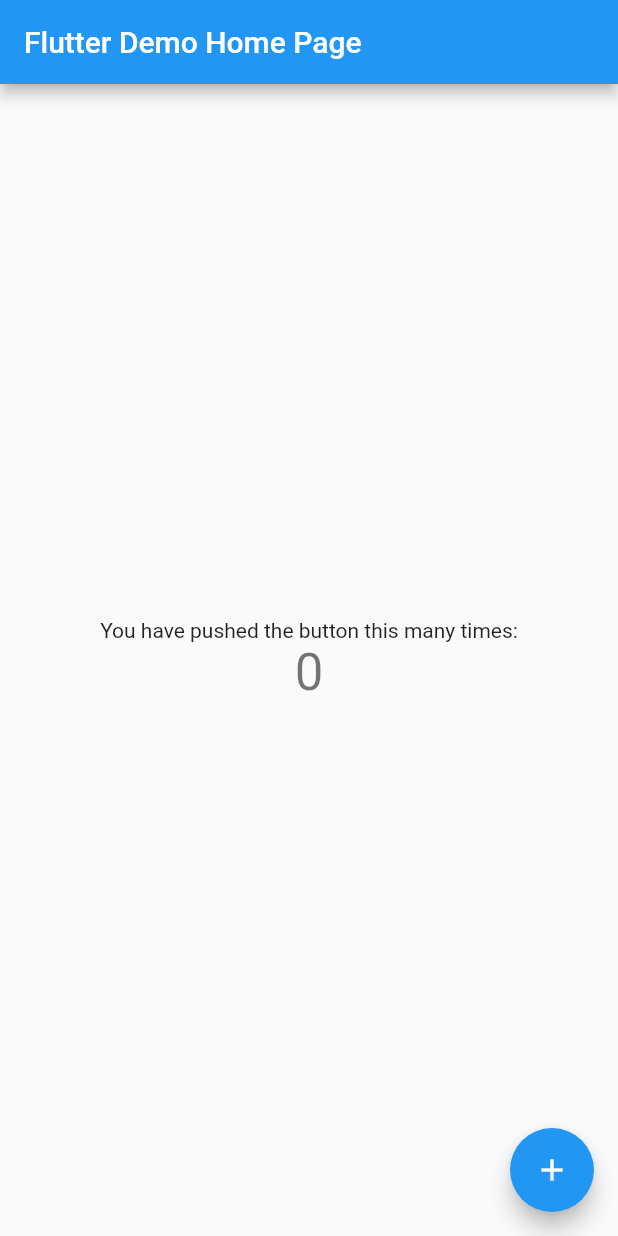
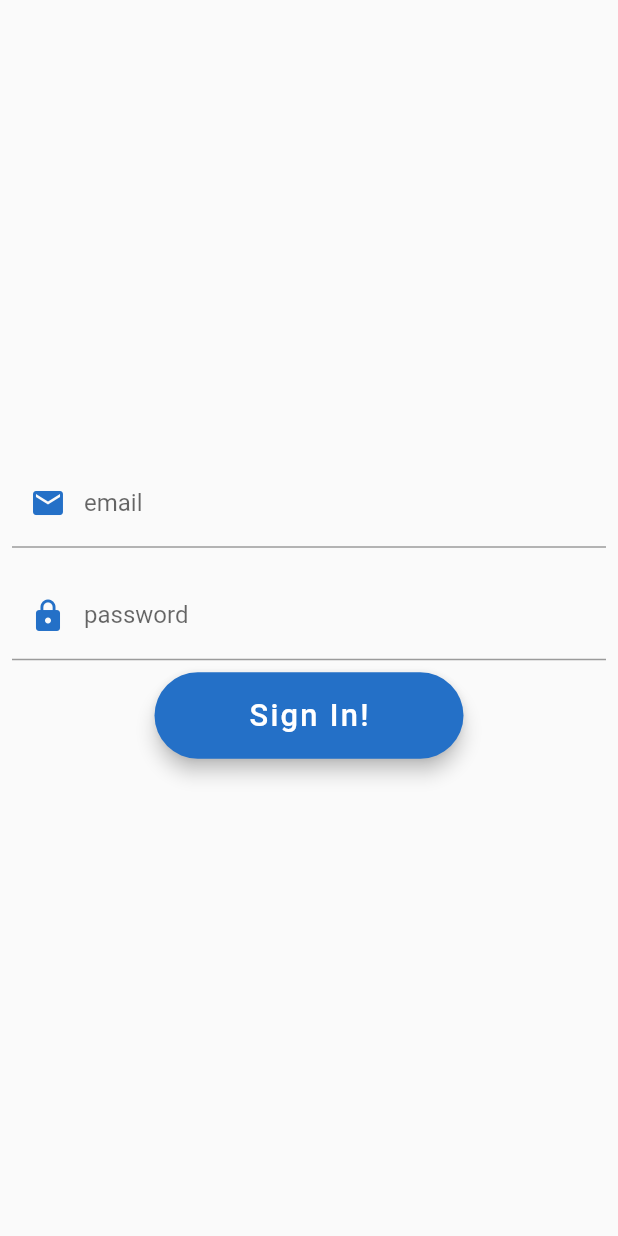
Before and after one commit to Thomas-S-J/QrControl, a Flutter app: the screen it shows after launch, on a phone screen of 412 x 824 dp. Run offline on Flutter 3.47's test engine with Material 2 defaults, Android fonts, the phone set to English and light mode, and no system bars; our stand-ins replace cloud_firestore, firebase_auth, firebase_core, flutter_spinkit; accounts and stored records are empty.

Commit message:
integrated firebase and email authentication

```diff
--- a/qr_control/lib/main.dart
+++ b/qr_control/lib/main.dart
@@ -1,117 +1,57 @@
 import 'package:flutter/material.dart';
 
+// Import the firebase_core plugin
+import 'package:firebase_core/firebase_core.dart';
+import 'package:qr_control/screens/signup_email.dart';
+import 'package:qr_control/widgets/loading.dart';
+
 void main() {
-  runApp(MyApp());
+  WidgetsFlutterBinding.ensureInitialized();
+  runApp(App());
 }
 
-class MyApp extends StatelessWidget {
-  // This widget is the root of your application.
+/// We are using a StatefulWidget such that we only create the [Future] once,
+/// no matter how many times our widget rebuild.
+/// If we used a [StatelessWidget], in the event where [App] is rebuilt, that
+/// would re-initialize FlutterFire and make our application re-enter loading state,
+/// which is undesired.
+class App extends StatefulWidget {
+  // Create the initialization Future outside of `build`:
+  @override
+  _AppState createState() => _AppState();
+}
+
+class _AppState extends State<App> {
+  /// The future is part of the state of our widget. We should not call `initializeApp`
+  /// directly inside [build].
+  final Future<FirebaseApp> _initialization = Firebase.initializeApp();
+
   @override
   Widget build(BuildContext context) {
-    return MaterialApp(
-      title: 'Flutter Demo',
-      theme: ThemeData(
-        // This is the theme of your application.
-        //
-        // Try running your application with "flutter run". You'll see the
-        // application has a blue toolbar. Then, without quitting the app, try
-        // changing the primarySwatch below to Colors.green and then invoke
-        // "hot reload" (press "r" in the console where you ran "flutter run",
-        // or simply save your changes to "hot reload" in a Flutter IDE).
-        // Notice that the counter didn't reset back to zero; the application
-        // is not restarted.
-        primarySwatch: Colors.blue,
-        // This makes the visual density adapt to the platform that you run
-        // the app on. For desktop platforms, the controls will be smaller and
-        // closer together (more dense) than on mobile platforms.
-        visualDensity: VisualDensity.adaptivePlatformDensity,
-      ),
-      home: MyHomePage(title: 'Flutter Demo Home Page'),
+    return FutureBuilder(
+      // Initialize FlutterFire:
+      future: _initialization,
+      builder: (context, snapshot) {
+        // Check for errors
+        if (snapshot.hasError) {
+          print("main-error");
+          return MaterialApp(
+            home: Scaffold(body: Loading()),
+          );
+        }
+
+        // Once complete, show your application
+        if (snapshot.connectionState == ConnectionState.done) {
+          return MaterialApp(
+            home: Scaffold(body: SignupWithEmail()),
+          );
+        }
+
+        // Otherwise, show something whilst waiting for initialization to complete
+        return MaterialApp(
+          home: Scaffold(body: Loading()),
+        );
+      },
     );
   }
 }
-
-class MyHomePage extends StatefulWidget {
-  MyHomePage({Key key, this.title}) : super(key: key);
-
-  // This widget is the home page of your application. It is stateful, meaning
-  // that it has a State object (defined below) that contains fields that affect
-  // how it looks.
-
-  // This class is the configuration for the state. It holds the values (in this
-  // case the title) provided by the parent (in this case the App widget) and
-  // used by the build method of the State. Fields in a Widget subclass are
-  // always marked "final".
-
-  final String title;
-
-  @override
-  _MyHomePageState createState() => _MyHomePageState();
-}
-
-class _MyHomePageState extends State<MyHomePage> {
-  int _counter = 0;
-
-  void _incrementCounter() {
-    setState(() {
-      // This call to setState tells the Flutter framework that something has
-      // changed in this State, which causes it to rerun the build method below
-      // so that the display can reflect the updated values. If we changed
-      // _counter without calling setState(), then the build method would not be
-      // called again, and so nothing would appear to happen.
-      _counter++;
-    });
-  }
-
-  @override
-  Widget build(BuildContext context) {
-    // This method is rerun every time setState is called, for instance as done
-    // by the _incrementCounter method above.
-    //
-    // The Flutter framework has been optimized to make rerunning build methods
-    // fast, so that you can just rebuild anything that needs updating rather
-    // than having to individually change instances of widgets.
-    return Scaffold(
-      appBar: AppBar(
-        // Here we take the value from the MyHomePage object that was created by
-        // the App.build method, and use it to set our appbar title.
-        title: Text(widget.title),
-      ),
-      body: Center(
-        // Center is a layout widget. It takes a single child and positions it
-        // in the middle of the parent.
-        child: Column(
-          // Column is also a layout widget. It takes a list of children and
-          // arranges them vertically. By default, it sizes itself to fit its
-          // children horizontally, and tries to be as tall as its parent.
-          //
-          // Invoke "debug painting" (press "p" in the console, choose the
-          // "Toggle Debug Paint" action from the Flutter Inspector in Android
-          // Studio, or the "Toggle Debug Paint" command in Visual Studio Code)
-          // to see the wireframe for each widget.
-          //
-          // Column has various properties to control how it sizes itself and
-          // how it positions its children. Here we use mainAxisAlignment to
-          // center the children vertically; the main axis here is the vertical
-          // axis because Columns are vertical (the cross axis would be
-          // horizontal).
-          mainAxisAlignment: MainAxisAlignment.center,
-          children: <Widget>[
-            Text(
-              'You have pushed the button this many times:',
-            ),
-            Text(
-              '$_counter',
-              style: Theme.of(context).textTheme.headline4,
-            ),
-          ],
-        ),
-      ),
-      floatingActionButton: FloatingActionButton(
-        onPressed: _incrementCounter,
-        tooltip: 'Increment',
-        child: Icon(Icons.add),
-      ), // This trailing comma makes auto-formatting nicer for build methods.
-    );
-  }
-}
--- /dev/null
+++ b/qr_control/lib/models/user.dart
@@ -0,0 +1,5 @@
+class ActiveUser {
+  final String email;
+  final String phNum;
+  ActiveUser(this.email, this.phNum);
+}
--- /dev/null
+++ b/qr_control/lib/screens/signup_email.dart
@@ -0,0 +1,73 @@
+import 'package:flutter/material.dart';
+import 'package:qr_control/services/auth.dart';
+
+class SignupWithEmail extends StatelessWidget {
+  final _eController = TextEditingController();
+  final _pController = TextEditingController();
+  @override
+  Widget build(BuildContext context) {
+    return Column(
+      mainAxisAlignment: MainAxisAlignment.center,
+      children: [
+        Padding(
+          padding: EdgeInsets.all(8),
+          child: TextFormField(
+            keyboardType: TextInputType.emailAddress,
+            controller: _eController,
+            decoration: InputDecoration(
+                prefixIcon: Icon(
+                  Icons.email,
+                  color: Color(0xff2470c7),
+                ),
+                labelText: 'email'),
+          ),
+        ),
+        Padding(
+          padding: EdgeInsets.all(8),
+          child: TextFormField(
+            keyboardType: TextInputType.text,
+            obscureText: true,
+            controller: _pController,
+            decoration: InputDecoration(
+                prefixIcon: Icon(
+                  Icons.lock,
+                  color: Color(0xff2470c7),
+                ),
+                labelText: 'password'),
+          ),
+        ),
+        Row(
+          mainAxisAlignment: MainAxisAlignment.center,
+          children: <Widget>[
+            Container(
+              height: 1.4 * (MediaQuery.of(context).size.height / 20),
+              width: 5 * (MediaQuery.of(context).size.width / 10),
+              margin: EdgeInsets.only(bottom: 20),
+              child: RaisedButton(
+                elevation: 5.0,
+                color: Color(0xff2470c7),
+                shape: RoundedRectangleBorder(
+                  borderRadius: BorderRadius.circular(30.0),
+                ),
+                onPressed: () {
+                  AuthService()
+                      .signInWithEmailandPassword(
+                          _eController.text.trim(), _pController.text.trim())
+                      .then((value) => print(value));
+                },
+                child: Text(
+                  "Sign In!",
+                  style: TextStyle(
+                    color: Colors.white,
+                    letterSpacing: 1.5,
+                    fontSize: MediaQuery.of(context).size.height / 40,
+                  ),
+                ),
+              ),
+            )
+          ],
+        ),
+      ],
+    );
+  }
+}
--- /dev/null
+++ b/qr_control/lib/services/auth.dart
@@ -0,0 +1,45 @@
+import 'package:firebase_auth/firebase_auth.dart';
+import 'package:qr_control/models/user.dart';
+import 'package:qr_control/services/db.dart';
+
+class AuthService {
+  final FirebaseAuth _auth = FirebaseAuth.instance;
+
+  ActiveUser _filterUserCore(User user) {
+    return user != null ? ActiveUser(user.email, user.phoneNumber) : null;
+  }
+
+  Stream<ActiveUser> get currentUser {
+    return _auth.userChanges().map((user) => _filterUserCore(user));
+  }
+
+  Future signInWithEmailandPassword(String email, String password) async {
+    try {
+      UserCredential cred = await _auth.createUserWithEmailAndPassword(
+          email: email, password: password);
+      await DbService(cred.user.uid).createUser(cred.user);
+      return cred.user;
+    } on FirebaseAuthException catch (e) {
+      if (e.code == 'weak-password') {
+        print('The password provided is too weak.');
+        return null;
+      } else if (e.code == 'email-already-in-use') {
+        return await loginWithEmailandPassword(email, password);
+      }
+    } catch (e) {
+      print(e);
+      return null;
+    }
+  }
+
+  Future loginWithEmailandPassword(String email, String password) async {
+    try {
+      UserCredential cred = await _auth.signInWithEmailAndPassword(
+          email: email, password: password);
+      return cred.user;
+    } catch (e) {
+      print(e);
+      return null;
+    }
+  }
+}
--- /dev/null
+++ b/qr_control/lib/services/db.dart
@@ -0,0 +1,26 @@
+import 'package:cloud_firestore/cloud_firestore.dart';
+import 'package:firebase_auth/firebase_auth.dart';
+import 'package:qr_control/models/user.dart';
+
+class DbService {
+  final FirebaseFirestore _firestore = FirebaseFirestore.instance;
+  final String uid;
+
+  DbService(this.uid);
+
+  Future createUser(User user) {
+    try {
+      _firestore.collection('users').add({
+        'email': user.email,
+        'phNum': user.phoneNumber,
+        'v-status': 'Not set',
+        'Address': 'Not set',
+        'status': 'Not Affected'
+      });
+      return null;
+    } catch (e) {
+      print(e);
+      return null;
+    }
+  }
+}
--- a/qr_control/pubspec.yaml
+++ b/qr_control/pubspec.yaml
@@ -23,6 +23,11 @@ environment:
 dependencies:
   flutter:
     sdk: flutter
+  firebase_core: "^0.7.0"
+  firebase_auth: "^0.20.1"
+  cloud_firestore: "^0.16.0+1"
+  flutter_spinkit: "^4.0.0"
+
 
 
   # The following adds the Cupertino Icons font to your application.
```
Also changed, not shown: qr_control/lib/widgets/loading.dart (added, +17 -0 lines), qr_control/pubspec.lock, 4 other files.
